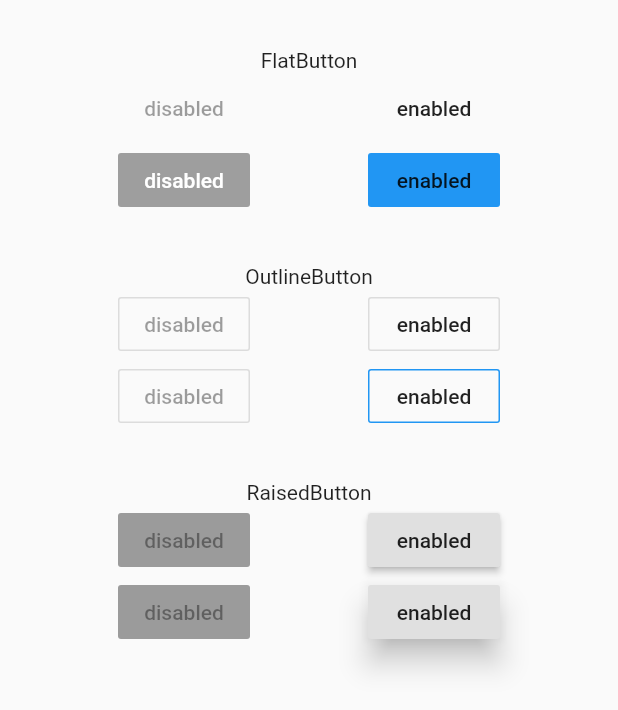
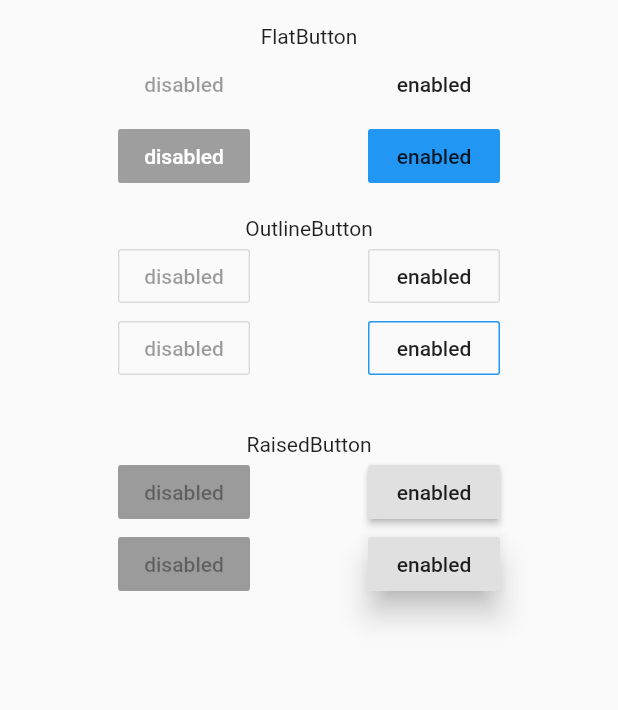
Before and after one commit to yushi1999/FlutterTest, a Flutter app: the screen it shows after launch, on a phone screen of 412 x 824 dp. Shown: the top 710 px of the screen. Run offline on Flutter 3.47's test engine with Material 2 defaults, Android fonts, the phone set to English and light mode, and no system bars.

Commit message:
no message

```diff
--- a/myapp/lib/main.dart
+++ b/myapp/lib/main.dart
@@ -15,7 +15,7 @@ class MyApp extends StatelessWidget {
         body: Column(
           children: <Widget>[
             Container(
-              padding: EdgeInsets.only(top: 32),
+              padding: EdgeInsets.only(top: 16),
               child: Text("FlatButton"),
             ),
             Row(
@@ -47,7 +47,7 @@ class MyApp extends StatelessWidget {
               ],
             ),
             Container(
-              padding: EdgeInsets.only(top: 32),
+              padding: EdgeInsets.only(top: 16),
               child: Text("OutlineButton"),
             ),
             Row(
```
